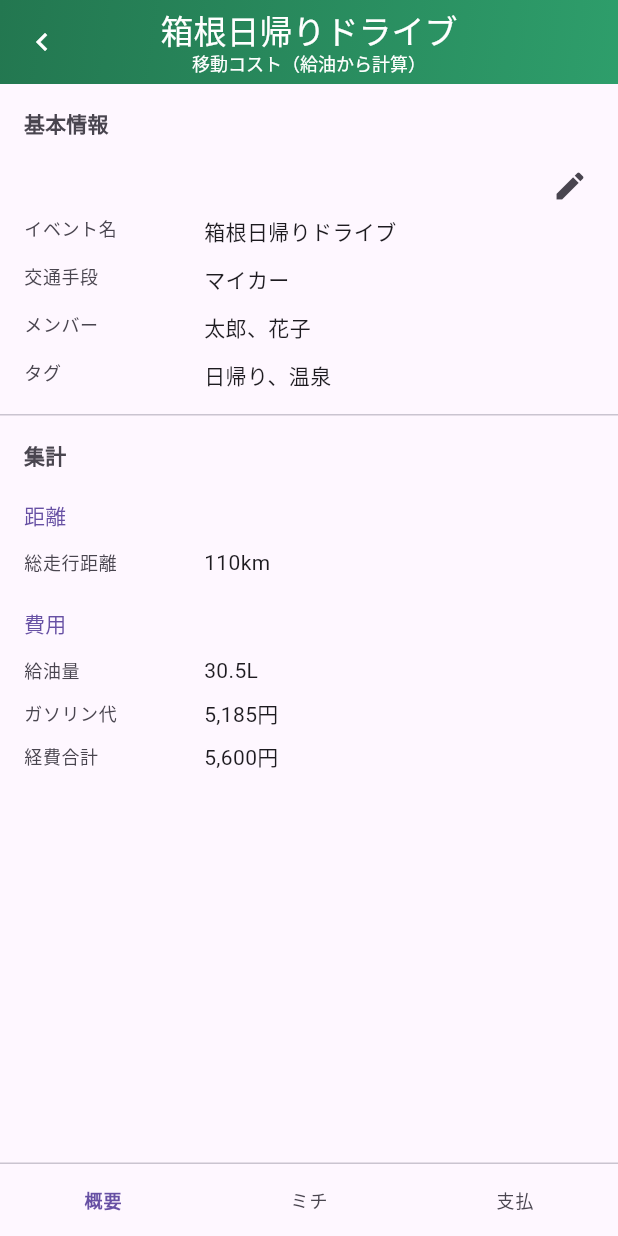
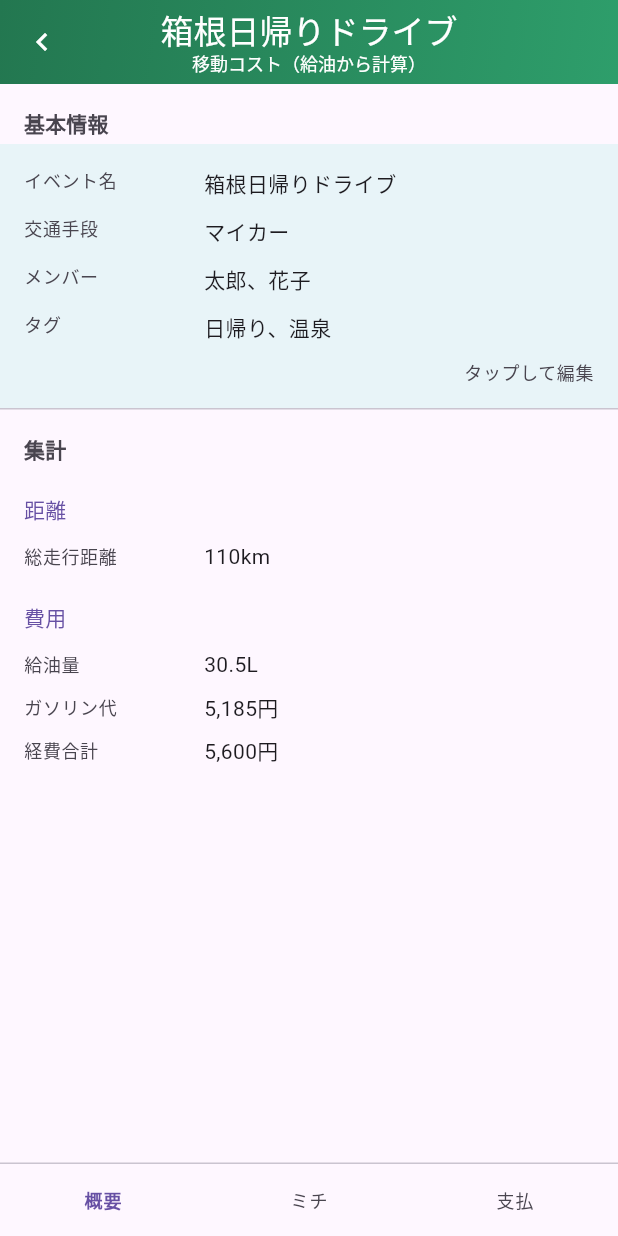
Before and after one commit to NK-Project4389/MichiMark, a Flutter app: the screen it shows after launch, after a tap on "箱根日帰りドライブ", on a phone screen of 412 x 824 dp. Run offline on Flutter 3.47's test engine with Material 3 defaults, Android fonts, the phone set to English and light mode, and no system bars; our stand-ins replace drift, equatable, flutter_bloc, flutter_slidable, get_it, go_router; accounts and stored records are empty; generated files the repository leaves out were written again.

Commit message:
feat(UI-2): BasicInfo参照/編集モード切替UIをタップ操作に変更
- _BasicInfoReadView: 編集アイコンを廃止し、セクション全体をGestureDetectorで囲む
- _BasicInfoReadView: Teal薄背景（0xFFE8F4F8）とタップして編集ヒントテキストを追加
- _BasicInfoForm: Stack+Positionedのフローティングボタン配置をListView末尾インライン配置に変更
- ウィジェットキーを追加（basicInfoRead_container_section, basicInfoRead_text_tapHint, basicInfoForm_button_cancel, basicInfoForm_button_save）

```diff
--- a/flutter/lib/features/basic_info/view/basic_info_view.dart
+++ b/flutter/lib/features/basic_info/view/basic_info_view.dart
@@ -64,12 +64,15 @@ class _BasicInfoReadView extends StatelessWidget {
 
   @override
   Widget build(BuildContext context) {
-    return Stack(
-      children: [
-        ListView(
+    return GestureDetector(
+      key: const Key('basicInfoRead_container_section'),
+      onTap: () => context.read<BasicInfoBloc>().add(const BasicInfoEditModeEntered()),
+      child: Container(
+        color: const Color(0xFFE8F4F8),
+        child: ListView(
           shrinkWrap: true,
           physics: const NeverScrollableScrollPhysics(),
-          padding: const EdgeInsets.fromLTRB(16, 48, 16, 16),
+          padding: const EdgeInsets.fromLTRB(16, 16, 16, 16),
           children: [
             _ReadRow(label: 'イベント名', value: draft.eventName.isEmpty ? '未設定' : draft.eventName),
             const SizedBox(height: 12),
@@ -112,18 +115,18 @@ class _BasicInfoReadView extends StatelessWidget {
                 value: draft.selectedPayMember?.memberName ?? '未選択',
               ),
             ],
-          ],
-        ),
-        Positioned(
-          right: 8,
-          top: 4,
-          child: IconButton(
-            icon: const Icon(Icons.edit),
-            tooltip: '編集',
-            onPressed: () => context.read<BasicInfoBloc>().add(const BasicInfoEditModeEntered()),
+            const SizedBox(height: 12),
+            Text(
+              key: const Key('basicInfoRead_text_tapHint'),
+              'タップして編集',
+              textAlign: TextAlign.right,
+              style: Theme.of(context).textTheme.bodySmall?.copyWith(
+                    color: Theme.of(context).colorScheme.onSurfaceVariant,
                   ),
             ),
           ],
+        ),
+      ),
     );
   }
 }
@@ -182,12 +185,10 @@ class _BasicInfoForm extends StatelessWidget {
 
   @override
   Widget build(BuildContext context) {
-    return Stack(
-      children: [
-        ListView(
+    return ListView(
       shrinkWrap: true,
       physics: const NeverScrollableScrollPhysics(),
-          padding: const EdgeInsets.only(bottom: 80),
+      padding: const EdgeInsets.symmetric(vertical: 8),
       children: [
         _EventNameField(value: draft.eventName),
         const Divider(height: 1),
@@ -237,15 +238,14 @@ class _BasicInfoForm extends StatelessWidget {
             selectedPayMember: draft.selectedPayMember,
           ),
         ],
-          ],
-        ),
-        Positioned(
-          right: 16,
-          bottom: 16,
+        const Divider(height: 1),
+        Padding(
+          padding: const EdgeInsets.symmetric(horizontal: 16, vertical: 8),
           child: Row(
-            mainAxisSize: MainAxisSize.min,
+            mainAxisAlignment: MainAxisAlignment.end,
             children: [
               TextButton(
+                key: const Key('basicInfoForm_button_cancel'),
                 onPressed: isSaving
                     ? null
                     : () => context
@@ -262,6 +262,7 @@ class _BasicInfoForm extends StatelessWidget {
                 )
               else
                 ElevatedButton(
+                  key: const Key('basicInfoForm_button_save'),
                   onPressed: () => context
                       .read<BasicInfoBloc>()
                       .add(const BasicInfoSavePressed()),
```
Also changed, not shown: 1 other file. Lines whose indentation alone changed are shown as unchanged.
